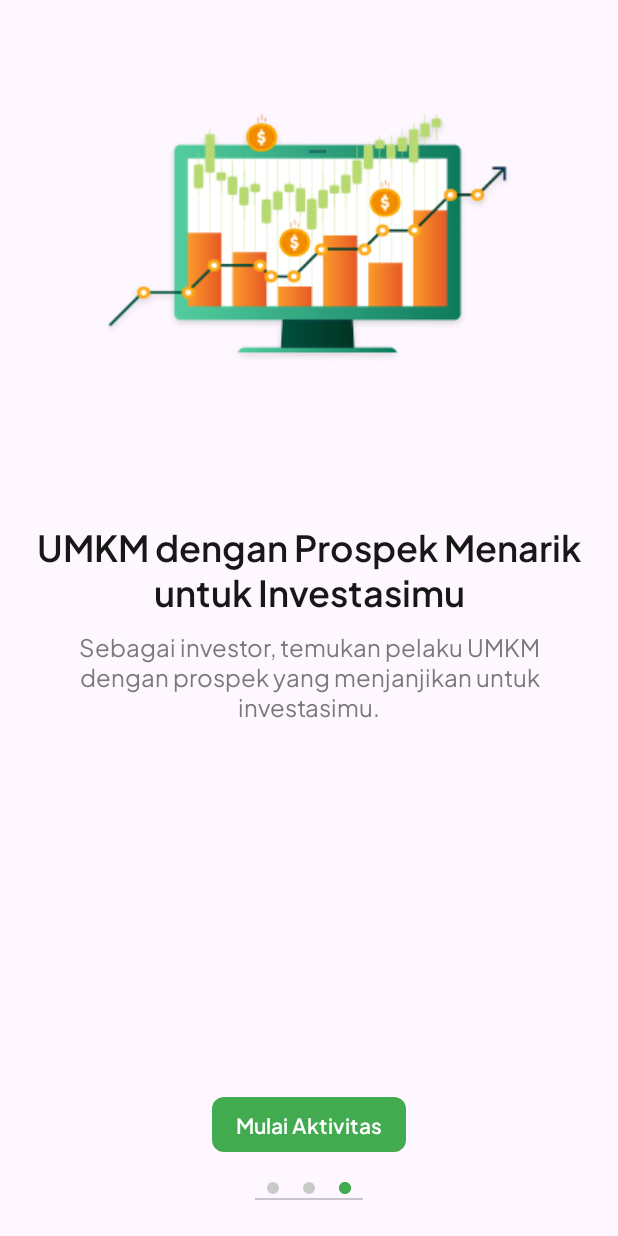
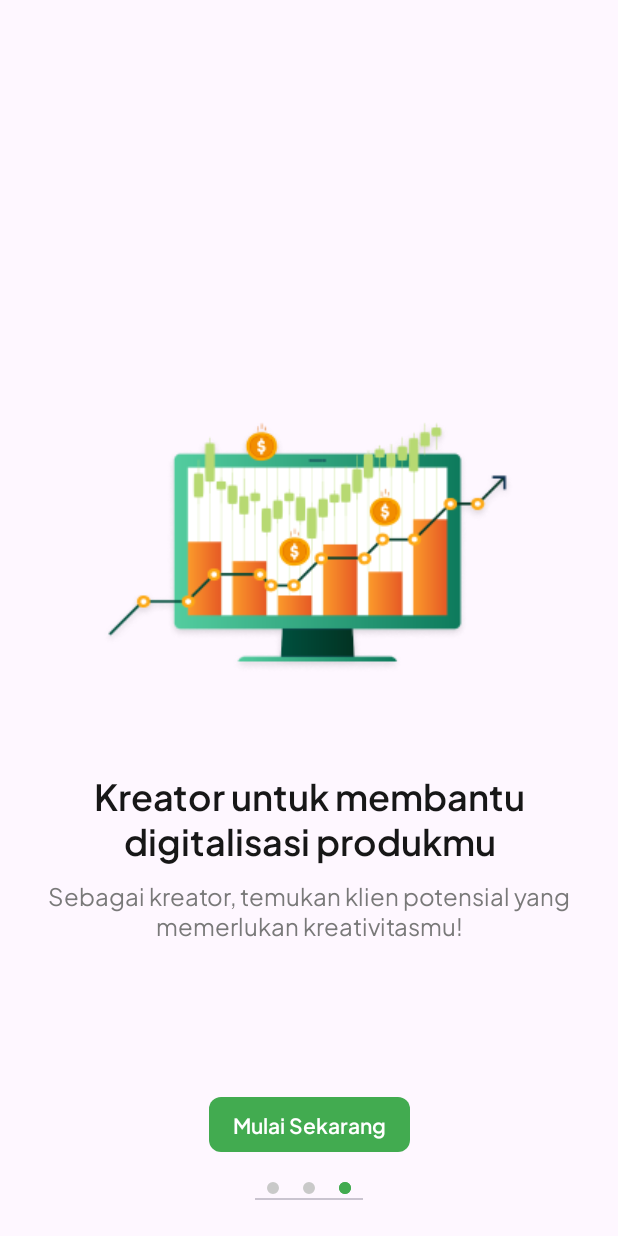
Before and after one commit to nandaiqbalh/kanca-umkm, an Android app: the screen it shows after launch (OnboardingActivity), item 3 of the bottom bar chosen, on a phone screen of 412 x 824 dp. Run offline under Robolectric (Android 15) with nearby library versions, the phone set to English and light mode, and no system bars; our stand-ins replace Dagger/Hilt's generated code.

Commit message:
Fixing onboarding

```diff
--- a/app/src/main/AndroidManifest.xml
+++ b/app/src/main/AndroidManifest.xml
@@ -13,6 +13,9 @@
         android:supportsRtl="true"
         android:theme="@style/Theme.KancaUMKM"
         tools:targetApi="31">
+        <activity
+            android:name=".presentation.ui.home.pembeli.PembeliActivity"
+            android:exported="false" />
         <activity
             android:name=".presentation.ui.auth.register.RegisterActivity"
             android:exported="false" />
--- a/app/src/main/res/layout/fragment_carousel_page.xml
+++ b/app/src/main/res/layout/fragment_carousel_page.xml
@@ -9,10 +9,10 @@
         android:id="@+id/carouselPageImage"
         android:layout_width="wrap_content"
         android:layout_height="250dp"
-        android:layout_marginTop="32dp"
+        android:layout_marginBottom="24dp"
         app:layout_constraintEnd_toEndOf="parent"
         app:layout_constraintStart_toStartOf="parent"
-        app:layout_constraintTop_toTopOf="parent"
+        app:layout_constraintBottom_toTopOf="@id/carouselPageTitle"
         tools:src="@drawable/iv_onboarding_1" />
 
     <TextView
@@ -20,7 +20,7 @@
         android:layout_width="0dp"
         android:layout_height="wrap_content"
         android:layout_marginStart="24dp"
-        android:layout_marginTop="64dp"
+        android:layout_marginBottom="8dp"
         android:layout_marginEnd="24dp"
         android:fontFamily="@font/jakartasans_semibold"
         android:gravity="center"
@@ -28,7 +28,7 @@
         android:textSize="24sp"
         app:layout_constraintEnd_toEndOf="parent"
         app:layout_constraintStart_toStartOf="parent"
-        app:layout_constraintTop_toBottomOf="@id/carouselPageImage"
+        app:layout_constraintBottom_toTopOf="@id/carouselPageText"
         tools:text="This is the title" />
 
     <TextView
@@ -36,7 +36,7 @@
         android:layout_width="0dp"
         android:layout_height="wrap_content"
         android:layout_marginStart="24dp"
-        android:layout_marginTop="8dp"
+        android:layout_marginBottom="196dp"
         android:layout_marginEnd="24dp"
         android:fontFamily="@font/jakartasans_regular"
         android:gravity="center"
@@ -44,7 +44,7 @@
         android:textSize="16sp"
         app:layout_constraintEnd_toEndOf="parent"
         app:layout_constraintStart_toStartOf="parent"
-        app:layout_constraintTop_toBottomOf="@id/carouselPageTitle"
+        app:layout_constraintBottom_toBottomOf="parent"
         tools:text="This is the text" />
 
 </androidx.constraintlayout.widget.ConstraintLayout>
--- a/app/src/main/res/values/strings.xml
+++ b/app/src/main/res/values/strings.xml
@@ -2,15 +2,15 @@
     <string name="app_name">KancaUMKM</string>
 
     <string-array name="carousel_titles">
-        <item>Buat Tokomu Untuk Mengembangkan Bisnismu</item>
-        <item>Temukan Produk UMKM dengan Promo dan Diskon</item>
-        <item>UMKM dengan Prospek Menarik untuk Investasimu</item>
+        <item>Buat tokomu untuk mengembangkan bisnismu</item>
+        <item>Temukan produk UMKM dengan promo dan diskon</item>
+        <item>Kreator untuk membantu digitalisasi produkmu</item>
     </string-array>
 
     <string-array name="carousel_subtitles">
-        <item>Sebagai pelaku UMKM, daftarkan tokomu dan  dapatkan bimbingan  pengembangan bisnismu.</item>
-        <item>Sebagai konsumen, temukan  produk UMKM dengan  penawaran diskon  promo yang menarik.</item>
-        <item>Sebagai investor, temukan pelaku UMKM dengan prospek yang menjanjikan untuk investasimu.</item>
+        <item>Sebagai pelaku UMKM, daftarkan tokomu dan  dapatkan bimbingan  pengembangan bisnismu!</item>
+        <item>Sebagai konsumen, temukan  produk UMKM dengan  penawaran diskon  promo yang menarik!</item>
+        <item>Sebagai kreator, temukan klien potensial yang memerlukan kreativitasmu!</item>
     </string-array>
 
     <array name="carousel_drawables">
@@ -19,7 +19,7 @@
         <item>@drawable/iv_onboarding_3</item>
     </array>
 
-    <string name="btn_get_started">Mulai Aktivitas</string>
+    <string name="btn_get_started">Mulai Sekarang</string>
     <string name="btn_login">Masuk</string>
     <string name="btn_register">Daftar</string>
 
@@ -29,7 +29,7 @@
 
     <string name="tv_login_title">Masuk</string>
     <string name="tv_login_subtitle">Masuk dan mulai raup keuntunganmu</string>
-    <string name="tv_register_title">Buat akun.</string>
+    <string name="tv_register_title">Daftar</string>
     <string name="tv_register_subtitle">Daftarkan dirimu dan penuhi kebutuhanmu</string>
 
     <string name="tv_hint_email">Silahkan masukkan emailmu</string>
```
Also changed, not shown: app/src/main/java/com/nandaiqbalh/kancaumkm/data/local/datastore/DataStoreManager.kt (+20 -0 lines), app/src/main/java/com/nandaiqbalh/kancaumkm/presentation/ui/auth/login/LoginActivity.kt (+0 -22 lines), app/src/main/java/com/nandaiqbalh/kancaumkm/presentation/ui/auth/register/RegisterActivity.kt (+0 -11 lines), app/src/main/java/com/nandaiqbalh/kancaumkm/presentation/ui/home/pembeli/PembeliActivity.kt (added, +12 -0 lines), app/src/main/res/layout/activity_login.xml (+1 -14 lines), app/src/main/res/layout/activity_pembeli.xml (added, +9 -0 lines), app/src/main/res/layout/activity_register.xml (+1 -13 lines), app/src/main/res/drawable/iv_app_logo.png, app/src/main/res/drawable/iv_app_logo_small.png.
